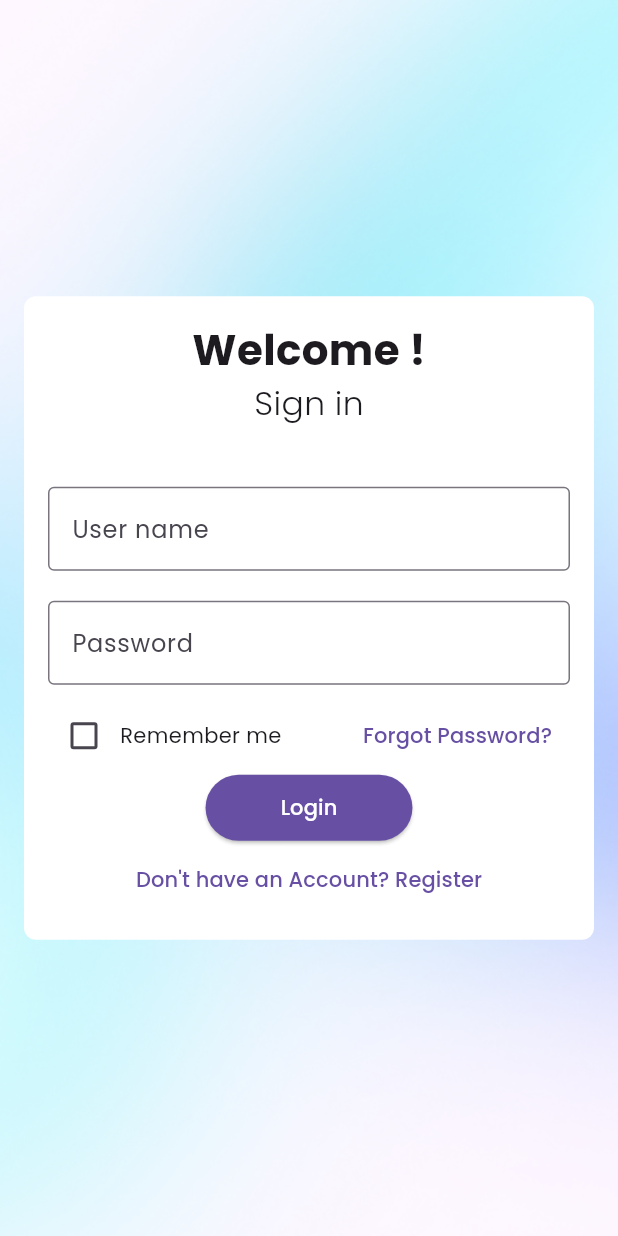
After one commit to opalphaphan/Project1Page, a Flutter app: the LoginScreen screen opened directly, on a phone screen of 412 x 824 dp. The commit adds this screen. Run offline on Flutter 3.47's test engine with Material 3 defaults, Android fonts, the light colour scheme and no system bars; our stand-ins replace google_fonts, image_picker, motion_tab_bar.

Commit message:
opal ja died leaw

```diff
--- /dev/null
+++ b/lib/login.dart
@@ -0,0 +1,124 @@
+
+import 'package:flutter/material.dart';
+import 'main2.dart';
+import 'main3.dart';
+import 'package:google_fonts/google_fonts.dart';
+void main() {
+  runApp(MaterialApp(
+    theme: ThemeData(
+        primarySwatch: Colors.blue,
+        textTheme: GoogleFonts.poppinsTextTheme(),
+        visualDensity: VisualDensity.adaptivePlatformDensity,
+      ),
+    home: LoginScreen(),
+    routes: {
+      '/main2': (context) => Main2Screen(),
+      '/main3': (context) => MyApp(),
+    },
+  ));
+}
+
+class LoginScreen extends StatelessWidget {
+  @override
+  Widget build(BuildContext context) {
+    return Scaffold(
+      body: Container(
+        decoration: BoxDecoration(
+          image: DecorationImage(
+            image: AssetImage("lib/assets/bg.png"),
+            fit: BoxFit.cover,
+          ),
+        ),
+        child: Center(
+          child: SingleChildScrollView(
+            child: Container(
+              padding: EdgeInsets.all(16),
+              child: Column(
+                mainAxisAlignment: MainAxisAlignment.center,
+                children: <Widget>[
+                  SizedBox(height: 60),
+
+                  Container(
+                    padding: EdgeInsets.all(16),
+                    decoration: BoxDecoration(
+                      color: Colors.white,
+                      borderRadius: BorderRadius.circular(8),
+                    ),
+                    child: Column(
+                      mainAxisSize: MainAxisSize.min,
+                      children: <Widget>[
+                        Text(
+                          'Welcome !',
+                          style: TextStyle(fontSize: 28, fontWeight: FontWeight.bold),
+                        ),
+                        Text(
+                          'Sign in',
+                          style: TextStyle(fontSize: 22, fontWeight: FontWeight.w300),
+                        ),
+                        SizedBox(height: 40),
+                        TextField(
+                          decoration: InputDecoration(
+                            labelText: 'User name',
+                            border: OutlineInputBorder(),
+                          ),
+                        ),
+                        SizedBox(height: 20),
+                        TextField(
+                          obscureText: true,
+                          decoration: InputDecoration(
+                            labelText: 'Password',
+                            border: OutlineInputBorder(),
+                          ),
+                        ),
+                        SizedBox(height: 10),
+                        Row(
+                          mainAxisAlignment: MainAxisAlignment.spaceBetween,
+                          children: <Widget>[
+                            Row(
+                              mainAxisSize: MainAxisSize.min,
+                              children: [
+                                Checkbox(value: false, onChanged: (bool? value) {}),
+                                Text('Remember me'),
+                              ],
+                            ),
+                            TextButton(
+                              child: Text('Forgot Password?'),
+                              onPressed: () {
+                                // Add forgot password logic
+                              },
+                            ),
+                          ],
+                        ),
+                        ElevatedButton(
+                          style: ElevatedButton.styleFrom(
+                            backgroundColor: Theme.of(context).primaryColor,
+                            foregroundColor: Colors.white,
+                            shape: RoundedRectangleBorder(
+                              borderRadius: BorderRadius.circular(30.0),
+                            ),
+                            padding: EdgeInsets.symmetric(horizontal: 50, vertical: 12),
+                          ),
+                          child: Text('Login'),
+                          onPressed: () {
+                            Navigator.pushNamed(context, '/main2');
+                          },
+                        ),
+                        TextButton(
+                          child: Text('Don\'t have an Account? Register'),
+                          onPressed: () {
+                            Navigator.pushNamed(context, '/main3');
+                          },
+                        ),
+                      ],
+                    ),
+                  ),
+                  SizedBox(height: 60),
+                ],
+              ),
+            ),
+          ),
+        ),
+      ),
+    );
+  }
+}
--- a/lib/main3.dart
+++ b/lib/main3.dart
@@ -156,12 +156,12 @@
 //   }
 // }
 import 'dart:io';
-
 import 'package:flutter/material.dart';
 import 'package:image_picker/image_picker.dart';
 import 'package:google_fonts/google_fonts.dart';
 import 'summary.dart';
 import 'main2.dart';
+import 'login.dart';
 
 void main() {
   runApp(MyApp());
@@ -181,6 +181,7 @@ class MyApp extends StatelessWidget {
       routes: {
         '/main2': (context) => Main2Screen(),
         '/summary': (context) => SummaryPage(userData: {}),
+        '/login': (context) => LoginScreen(),
       },
     );
   }
@@ -322,17 +323,17 @@ class _SignUpScreenState extends State<SignUpScreen> {
                         );
                       },
                       style: ElevatedButton.styleFrom(
-                        primary: const Color.fromARGB(255, 227, 142, 170),
-                        onPrimary: Colors.white,
+                        backgroundColor: const Color.fromARGB(255, 227, 142, 170),
+                        foregroundColor: Colors.white,
                       ),
                     ),
                     TextButton(
                       child: Text('Already have an Account ? Login'),
                       onPressed: () {
-                        // Navigate to login screen
+                         Navigator.pushNamed(context, '/login');
                       },
                       style: TextButton.styleFrom(
-                        primary: const Color.fromARGB(255, 63, 158, 235),
+                        foregroundColor: const Color.fromARGB(255, 63, 158, 235),
                       ),
                     ),
                   ],
```
Also changed, not shown: lib/main.dart (+12 -7 lines), lib/main2.dart (+114 -114 lines), lib/start.dart (added, +76 -0 lines), lib/assets/navy.png (added), lib/assets/start.png (added), pubspec.lock, 2 other files.
